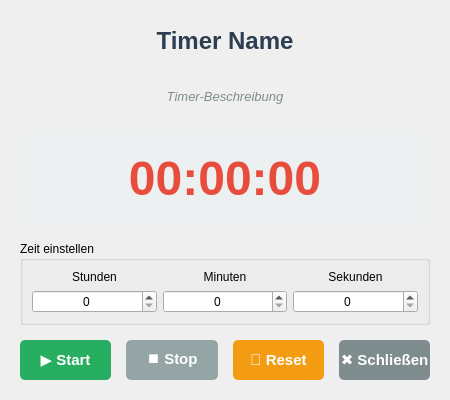
Old version of the form ui/TimerDialog.ui in the repository AlexanderKaess/HealthAndProductivityAssistant.
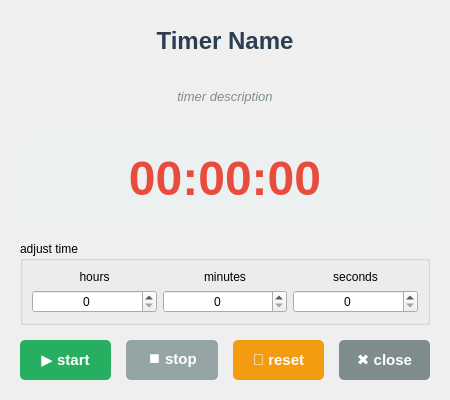
New version of the form.

Patch:
```diff
--- a/ui/TimerDialog.ui
+++ b/ui/TimerDialog.ui
@@ -60,7 +60,7 @@
       <string notr="true">color: #7f8c8d;</string>
      </property>
      <property name="text">
-      <string>Timer-Beschreibung</string>
+      <string>timer description</string>
      </property>
      <property name="alignment">
       <set>Qt::AlignCenter</set>
@@ -92,7 +92,7 @@
    <item>
     <widget class="QGroupBox" name="timeGroupBox">
      <property name="title">
-      <string>Zeit einstellen</string>
+      <string>adjust time</string>
      </property>
      <layout class="QHBoxLayout" name="timeLayout">
       <item>
@@ -100,7 +100,7 @@
         <item>
          <widget class="QLabel" name="hoursLabel">
           <property name="text">
-           <string>Stunden</string>
+           <string>hours</string>
           </property>
           <property name="alignment">
            <set>Qt::AlignCenter</set>
@@ -124,7 +124,7 @@
         <item>
          <widget class="QLabel" name="minutesLabel">
           <property name="text">
-           <string>Minuten</string>
+           <string>minutes</string>
           </property>
           <property name="alignment">
            <set>Qt::AlignCenter</set>
@@ -148,7 +148,7 @@
         <item>
          <widget class="QLabel" name="secondsLabel">
           <property name="text">
-           <string>Sekunden</string>
+           <string>seconds</string>
           </property>
           <property name="alignment">
            <set>Qt::AlignCenter</set>
@@ -201,7 +201,7 @@
 }</string>
        </property>
        <property name="text">
-        <string>▶ Start</string>
+        <string>▶ start</string>
        </property>
       </widget>
      </item>
@@ -237,7 +237,7 @@
 }</string>
        </property>
        <property name="text">
-        <string>⏹ Stop</string>
+        <string>⏹ stop</string>
        </property>
       </widget>
      </item>
@@ -267,7 +267,7 @@
 }</string>
        </property>
        <property name="text">
-        <string>🔄 Reset</string>
+        <string>🔄 reset</string>
        </property>
       </widget>
      </item>
@@ -297,7 +297,7 @@
 }</string>
        </property>
        <property name="text">
-        <string>✖ Schließen</string>
+        <string>✖ close</string>
        </property>
       </widget>
      </item>
```
Left out of the diff: 19 changed lines with no effect on the pictures.
